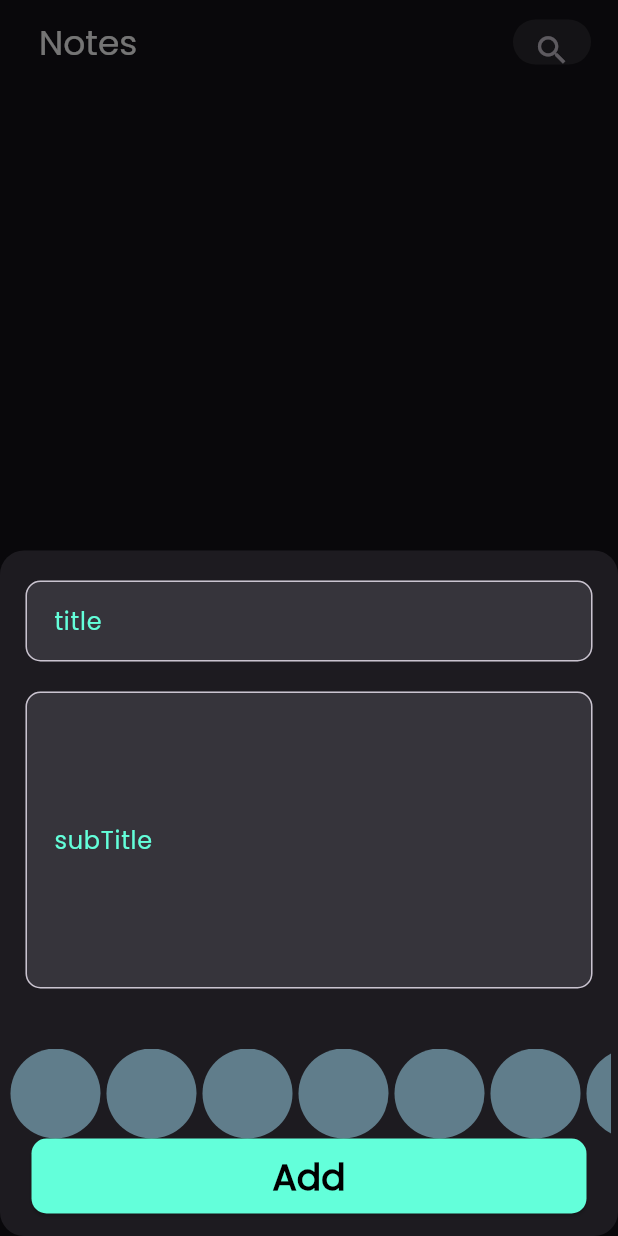
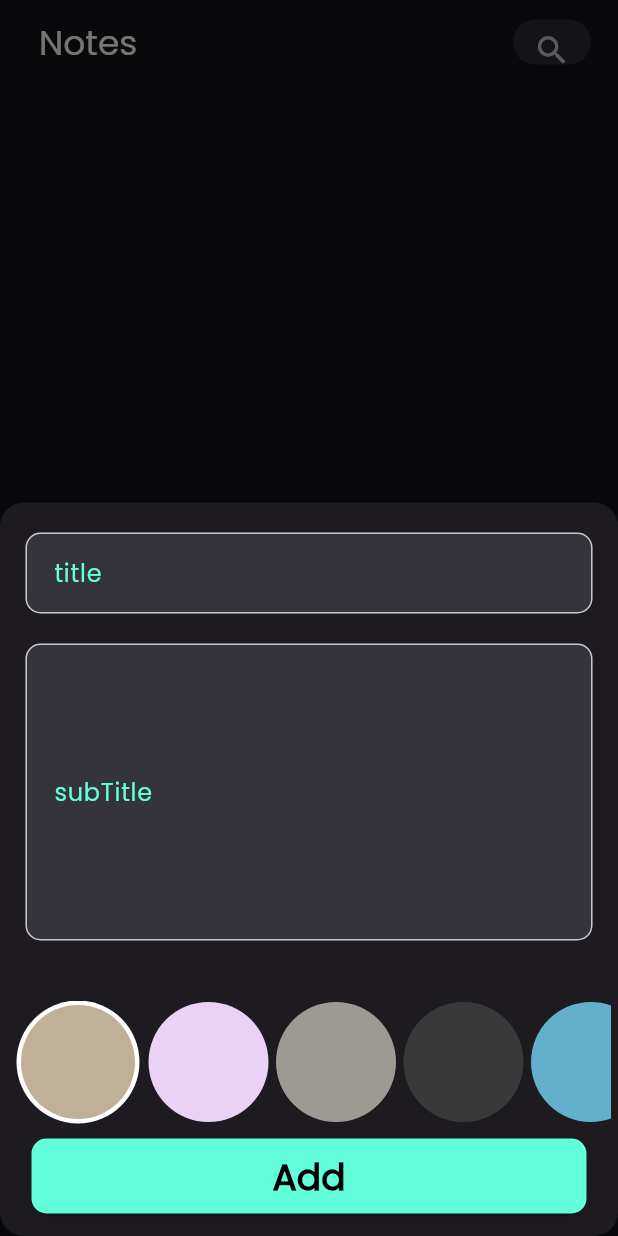
Before and after one commit to ahmaddamr/note_app, a Flutter app: the screen it shows after launch, after a tap on the "add" icon, on a phone screen of 412 x 824 dp. Run offline on Flutter 3.47's test engine with Material 3 defaults, Android fonts, the phone set to English and light mode, and no system bars; drawn by our look-alikes of modal_progress_hud_nsn; our stand-ins replace bloc, equatable, flutter_bloc, hive, hive_flutter; accounts and stored records are empty.

Commit message:
colors List view prt 2

```diff
--- a/lib/widgets/add_note_form.dart
+++ b/lib/widgets/add_note_form.dart
@@ -3,6 +3,7 @@ import 'package:flutter_bloc/flutter_bloc.dart';
 import 'package:intl/intl.dart';
 import 'package:note_app/cubits/cubit/add_note_cubit.dart';
 import 'package:note_app/models/note_model.dart';
+import 'package:note_app/widgets/colors_list_view.dart';
 import 'package:note_app/widgets/custom_button.dart';
 import 'package:note_app/widgets/custom_text_field.dart';
 
@@ -20,7 +21,7 @@ class _AddNoteFormState extends State<AddNoteForm> {
 
   AutovalidateMode autovalidateMode = AutovalidateMode.disabled;
   String? title, subTitle;
-  final bool isloading ;
+  final bool isloading;
 
   _AddNoteFormState({this.isloading = false});
   @override
@@ -30,8 +31,10 @@ class _AddNoteFormState extends State<AddNoteForm> {
       autovalidateMode: autovalidateMode,
       child: Container(
         child: Padding(
-          padding:  EdgeInsets.only(left: 5.0, right: 5,
-          bottom: MediaQuery.of(context).viewInsets.bottom  ),
+          padding: EdgeInsets.only(
+              left: 5.0,
+              right: 5,
+              bottom: MediaQuery.of(context).viewInsets.bottom),
           child: SingleChildScrollView(
             child: Column(
               children: [
@@ -50,20 +53,23 @@ class _AddNoteFormState extends State<AddNoteForm> {
                 const SizedBox(
                   height: 40,
                 ),
-                ColorListView(),
+                ColorListView(
+
+                ),
                 CustomButton(
                     onPressed: () {
                       if (FormKey.currentState!.validate()) {
                         FormKey.currentState!.save();
-                        var currentDate = DateTime.now() ;
-                        var formatedCurrentDAte = DateFormat.MEd().format(currentDate) ;
+                        var currentDate = DateTime.now();
+                        var formatedCurrentDAte =
+                            DateFormat.MEd().format(currentDate);
                         NoteModel noteModel = NoteModel(
                             title: title!,
                             subtitle: subTitle!,
                             date: formatedCurrentDAte,
                             color: Colors.amber.value);
-                        BlocProvider.of<AddNoteCubit>(context).addNote(noteModel);
-
+                        BlocProvider.of<AddNoteCubit>(context)
+                            .addNote(noteModel);
                       } else {
                         autovalidateMode = AutovalidateMode.always;
                       }
@@ -77,33 +83,3 @@ class _AddNoteFormState extends State<AddNoteForm> {
     );
   }
 }
-
-class ColorItem extends StatelessWidget {
-  const ColorItem({super.key});
-
-  @override
-  Widget build(BuildContext context) {
-    return CircleAvatar(
-      radius: 32,
-      backgroundColor: Colors.blueGrey,
-    );
-  }
-}
-
-class ColorListView extends StatelessWidget {
-  const ColorListView({super.key});
-
-  @override
-  Widget build(BuildContext context) {
-    return SizedBox(
-      height: 60,
-      child: ListView.builder(
-        itemCount: 10,
-        scrollDirection: Axis.horizontal,
-        itemBuilder: (context , index)
-        {
-          return const  ColorItem() ;
-        }),
-    );
-  }
-}
--- /dev/null
+++ b/lib/widgets/colors_list_view.dart
@@ -0,0 +1,73 @@
+import 'package:flutter/material.dart';
+
+class ColorItem extends StatelessWidget {
+  const ColorItem({super.key, required this.isActive, required this.color});
+  final bool isActive;
+  final Color color ;
+  @override
+  Widget build(BuildContext context) {
+    return isActive
+        ?  CircleAvatar(
+          radius: 42,
+          backgroundColor: Colors.white,
+          child: CircleAvatar(
+              backgroundColor: color,
+              radius: 38,
+            ),
+        )
+        :  CircleAvatar(
+            backgroundColor: color,
+            radius: 40,
+          );
+  }
+}
+
+class ColorListView extends StatefulWidget {
+  const ColorListView({super.key, });
+
+  @override
+  State<ColorListView> createState() => _ColorListViewState();
+}
+
+class _ColorListViewState extends State<ColorListView> {
+  int CurrentIndex = 0 ;
+    List<Color>  Colors = [
+    Color(0xffc1b098),
+    Color(0xffe9d2f4),
+    Color(0xff9b9b93),
+    Color(0xff39393a),
+    Color(0xff63b0cd),
+    Color(0xffE3B505),
+    Color(0xff95190C),
+    Color(0xff610345),
+    Color(0xff107E7D),
+    Color(0xff044B7F)
+  ];
+  @override
+  Widget build(BuildContext context) {
+    return SizedBox(
+      height: 46 * 2,
+      child: ListView.builder(
+          itemCount: Colors.length,
+          scrollDirection: Axis.horizontal,
+          itemBuilder: (context, index) {
+            return Padding(
+              padding: const EdgeInsets.only(bottom: 10.0, left: 5),
+              child: GestureDetector(
+                onTap: ()
+                {
+                  CurrentIndex = index ;
+                  setState(() {
+
+                  });
+                },
+                child: ColorItem(
+                  color: Colors[index] ,
+                  isActive: CurrentIndex == index,
+                ),
+              ),
+            );
+          }),
+    );
+  }
+}
```
